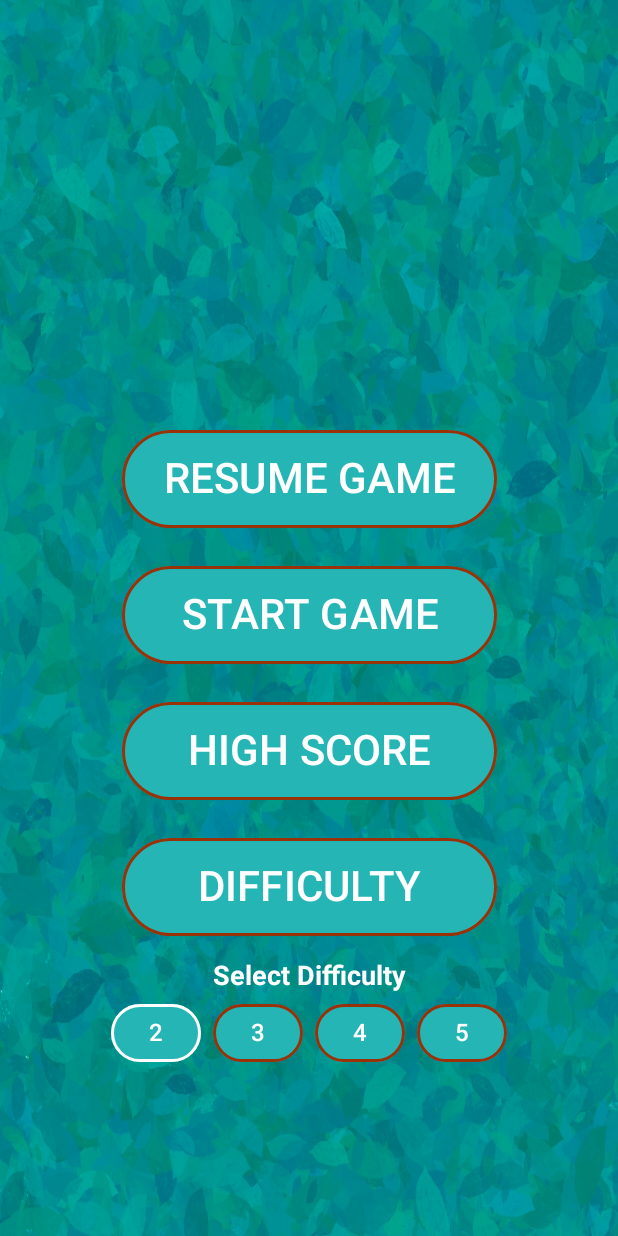
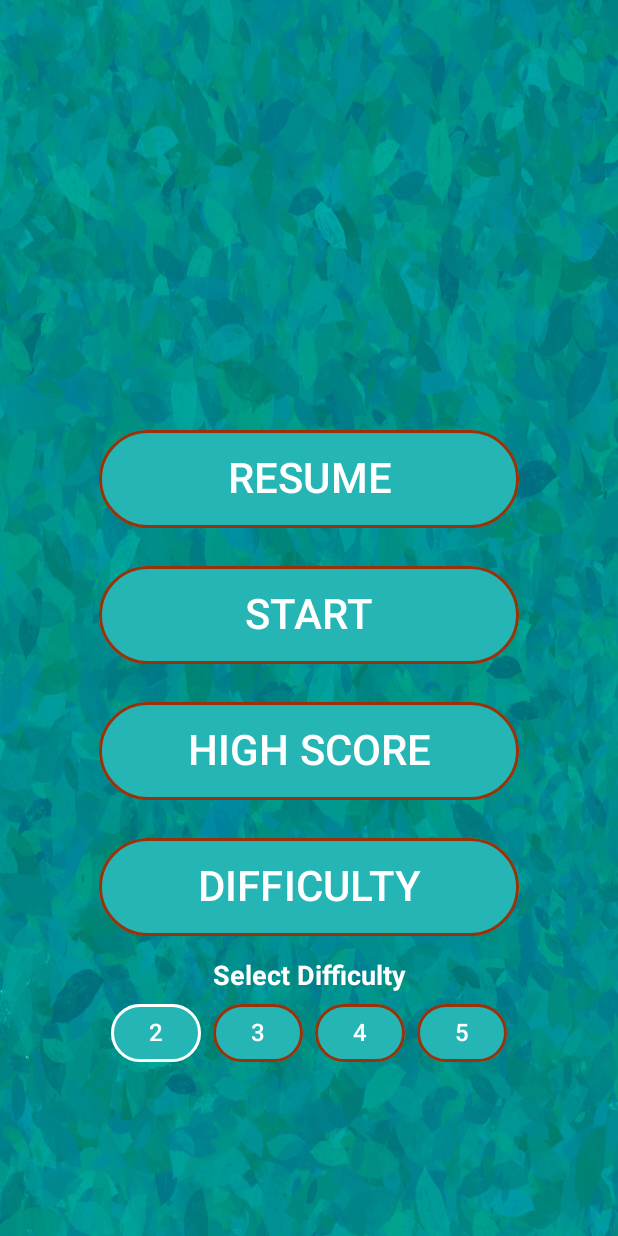
Before and after one commit to LisaEnBil/MissingPiece, an Android app built with Jetpack Compose: the screen it shows after launch (MainActivity), after a tap on "DIFFICULTY", on a phone screen of 412 x 824 dp. Run offline under Robolectric (Android 15) with nearby library versions, the phone set to English and light mode, and no system bars; 3 other taps on this screen came first.

Commit message:
add Swedish translations

```diff
--- a/app/src/main/java/com/example/missingpiece/DifficultyRadioButton.kt
+++ b/app/src/main/java/com/example/missingpiece/DifficultyRadioButton.kt
@@ -19,6 +19,7 @@ import androidx.compose.runtime.remember
 import androidx.compose.ui.Alignment
 import androidx.compose.ui.Modifier
 import androidx.compose.ui.graphics.Color
+import androidx.compose.ui.res.stringResource
 import androidx.compose.ui.text.font.FontFamily
 import androidx.compose.ui.text.font.FontWeight
 import androidx.compose.ui.unit.dp
@@ -35,7 +36,7 @@ fun DifficultySelector(viewModel: GameViewModel) {
         modifier = Modifier.padding(vertical = 16.dp)
     ) {
         Text(
-            text = "Select Difficulty",
+            text = stringResource(R.string.select_difficulty),
             color = Color.White,
             fontSize = 18.sp,
             fontWeight = FontWeight.Bold,
--- a/app/src/main/java/com/example/missingpiece/MainActivity.kt
+++ b/app/src/main/java/com/example/missingpiece/MainActivity.kt
@@ -15,8 +15,7 @@ import androidx.navigation.compose.rememberNavController
 enum class NavScreen() {
     Start,
     HighScore,
-    Game,
-    Settings
+    Game
 }
 
 
--- a/app/src/main/java/com/example/missingpiece/Start.kt
+++ b/app/src/main/java/com/example/missingpiece/Start.kt
@@ -18,6 +18,7 @@ import androidx.compose.ui.Modifier
 import androidx.compose.ui.layout.ContentScale
 import androidx.compose.ui.platform.LocalConfiguration
 import androidx.compose.ui.res.painterResource
+import androidx.compose.ui.res.stringResource
 import androidx.compose.ui.unit.dp
 
 
@@ -94,9 +95,10 @@ fun PortraitLayout(
             Spacer(modifier = Modifier.height(200.dp))
             if (hasOngoingGame && isResetComplete) {
                 CustomButton(
-                    text = "RESUME GAME",
+
+                    text = stringResource(R.string.resume_game),
                     onClick = { goToGame() },
-                    newWidth = 250,
+                    newWidth = 280,
                     newHeight = 65,
                     newFontSize = 28
                 )
@@ -108,13 +110,13 @@ fun PortraitLayout(
                 contentAlignment = Alignment.Center
             ) {
                 CustomButton(
-                    text = "START GAME",
+                    text = stringResource(R.string.start),
                     onClick = {
                         viewModel.clearSavedGame()
                         viewModel.resetHighScore()
                         goToGame()
                     },
-                    newWidth = 250,
+                    newWidth = 280,
                     newHeight = 65,
                     newFontSize = 28
                 )
@@ -127,9 +129,9 @@ fun PortraitLayout(
             ) {
 
                 CustomButton(
-                    text = "HIGH SCORE",
+                    text = stringResource(R.string.high_score),
                     onClick = { goToHighScore() },
-                    newWidth = 250,
+                    newWidth = 280,
                     newHeight = 65,
                     newFontSize = 28
                 )
@@ -141,9 +143,9 @@ fun PortraitLayout(
                 contentAlignment = Alignment.Center
             ) {
                 CustomButton(
-                    text = "DIFFICULTY",
+                    text = stringResource(R.string.difficulty),
                     onClick = { viewModel.setIsShowingDifficultyLevels() },
-                    newWidth = 250,
+                    newWidth = 280,
                     newHeight = 65,
                     newFontSize = 28
                 )
@@ -187,7 +189,7 @@ fun LandscapeLayout(
         ) {
             if (hasOngoingGame && isResetComplete) {
                 CustomButton(
-                    text = "RESUME GAME",
+                    text = stringResource(R.string.resume_game),
                     onClick = { goToGame() },
                     newWidth = 200,
                     newHeight = 45,
@@ -199,7 +201,7 @@ fun LandscapeLayout(
             }
 
             CustomButton(
-                text = "START GAME",
+                text = stringResource(R.string.start),
                 onClick = {
                     viewModel.clearSavedGame()
                     viewModel.resetHighScore()
@@ -215,7 +217,7 @@ fun LandscapeLayout(
             horizontalAlignment = Alignment.CenterHorizontally,
         ) {
             CustomButton(
-                text = "HIGH SCORE",
+                text = stringResource(R.string.high_score),
                 onClick = { goToHighScore() },
                 newWidth = 200,
                 newHeight = 45,
@@ -223,7 +225,7 @@ fun LandscapeLayout(
             )
             Spacer(modifier = Modifier.height(16.dp))
             CustomButton(
-                text = "DIFFICULTY",
+                text = stringResource(R.string.difficulty),
                 onClick = { viewModel.setIsShowingDifficultyLevels() },
                 newWidth = 200,
                 newHeight = 45,
--- a/app/src/main/res/values/strings.xml
+++ b/app/src/main/res/values/strings.xml
@@ -1,3 +1,12 @@
 <resources>
     <string name="app_name">MissingPiece</string>
+    <string name="difficulty">DIFFICULTY</string>
+    <string name="high_score">HIGH SCORE</string>
+    <string name="select_difficulty">Select Difficulty</string>
+    <string name="name">Name</string>
+    <string name="score">Score</string>
+    <string name="resume_game">RESUME</string>
+    <string name="start">START</string>
+    <string name="puzzle_completed">Puzzle Completed!</string>
+    <string name="puzzle_solved_sentence">Congratulations! You\'ve solved the puzzle.</string>
 </resources>
```
Also changed, not shown: app/src/main/java/com/example/missingpiece/HighScore.kt (+5 -3 lines), app/src/main/java/com/example/missingpiece/PuzzleCompleteDialog.kt (+4 -3 lines), 1 other file.
